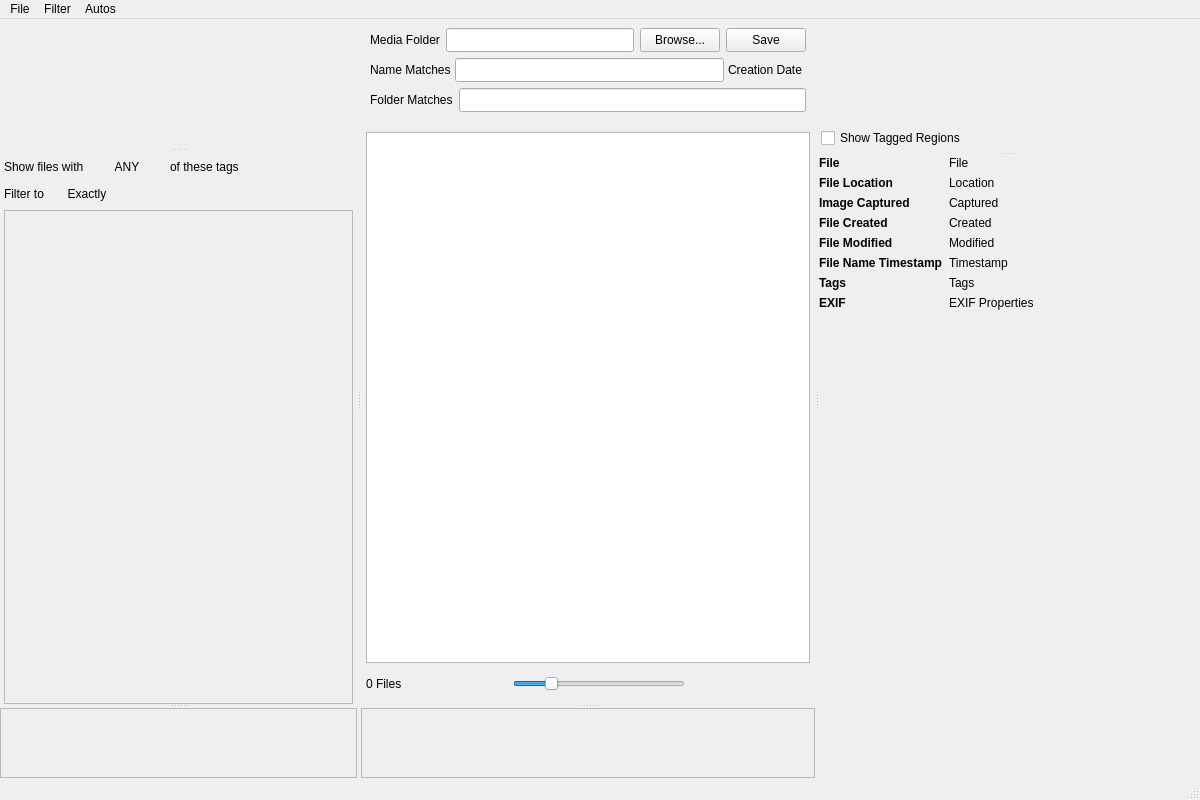
Above: mainwindow.ui from merrillaldrich/compendia before the change. Below: the same form after it.
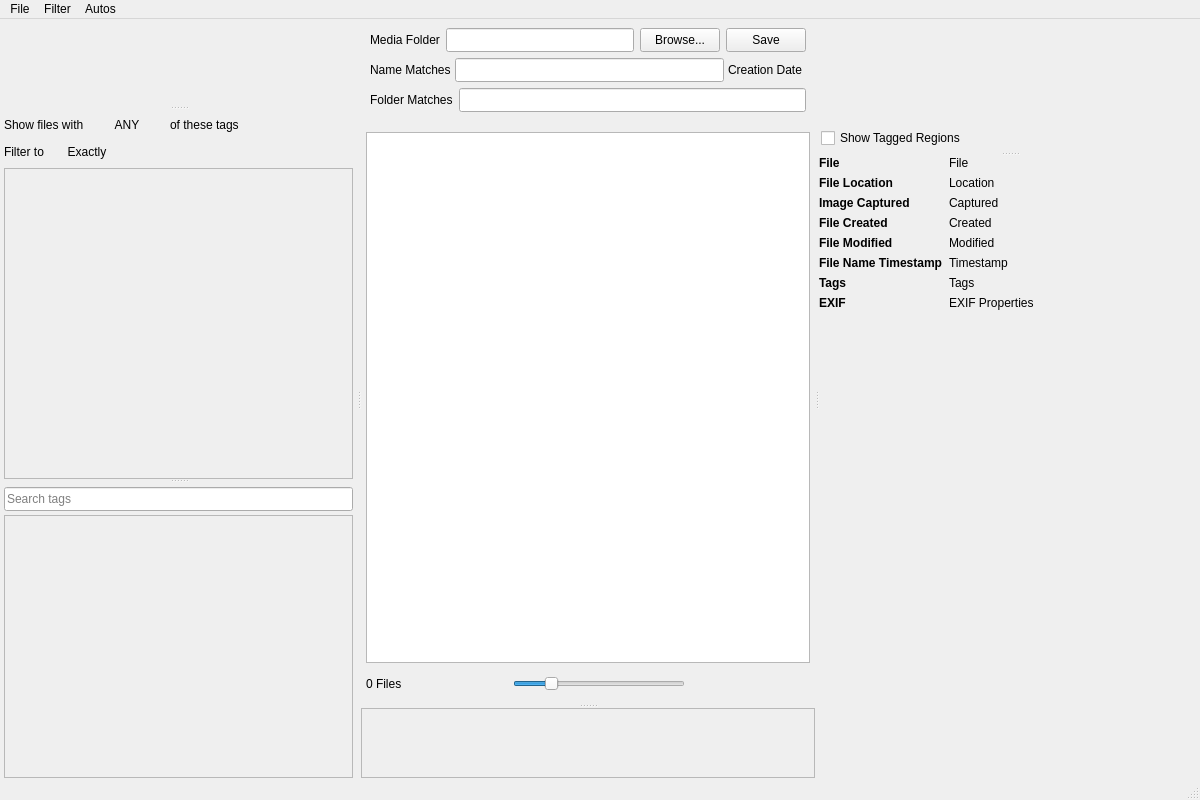
That is the form after the change. Custom widgets are drawn as their Qt base class.

Commit message:
Add tag library search box with contains filtering
Adds a QLineEdit with a magnifying glass icon above the tag library
scroll area. As the user types, tag families and tags are filtered to
show only those whose name contains the search text (case-insensitive).
FlowLayout updated to skip hidden items so layout reflows correctly.

What changed in the file:
```diff
--- a/mainwindow.ui
+++ b/mainwindow.ui
@@ -170,6 +170,37 @@
          </item>
         </layout>
        </widget>
+       <widget class="QWidget" name="navLibrarySection">
+        <layout class="QVBoxLayout" name="navLibrarySectionLayout">
+         <property name="spacing">
+          <number>4</number>
+         </property>
+         <property name="leftMargin">
+          <number>4</number>
+         </property>
+         <property name="topMargin">
+          <number>4</number>
+         </property>
+         <property name="rightMargin">
+          <number>4</number>
+         </property>
+         <property name="bottomMargin">
+          <number>0</number>
+         </property>
+         <item>
+          <widget class="QLineEdit" name="tagSearchLineEdit">
+           <property name="minimumSize">
+            <size>
+             <width>0</width>
+             <height>24</height>
+            </size>
+           </property>
+           <property name="placeholderText">
+            <string>Search tags</string>
+           </property>
+          </widget>
+         </item>
+         <item>
        <widget class="QScrollArea" name="navLibraryScrollArea">
         <property name="widgetResizable">
          <bool>true</bool>
@@ -184,6 +215,9 @@
           </rect>
          </property>
         </widget>
+          </widget>
+         </item>
+        </layout>
        </widget>
       </widget>
       <widget class="QWidget" name="fileFilterArea" native="true">
```
Lines whose indentation alone changed are shown as unchanged. The commit also changes 6 other files.
